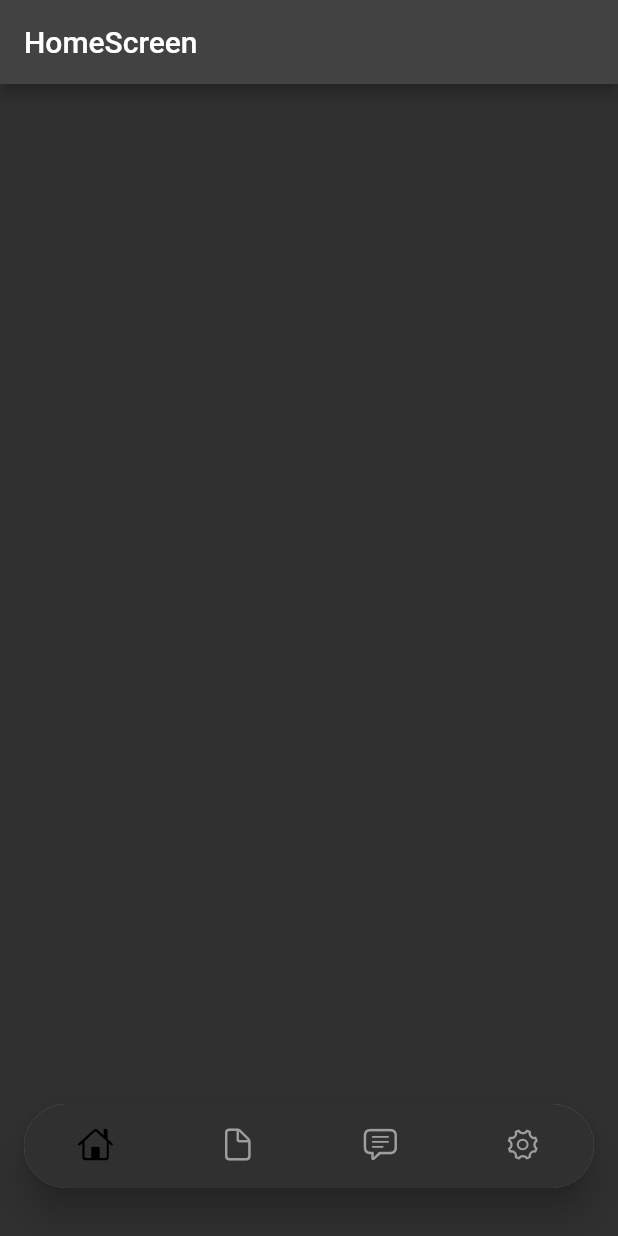
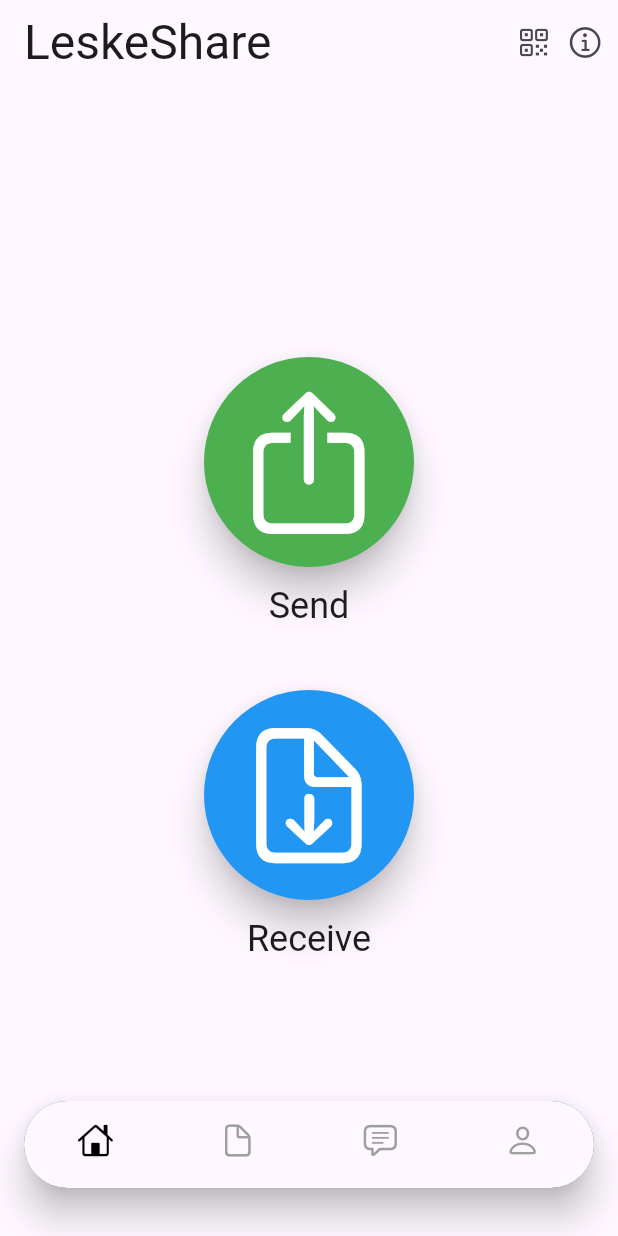
Before and after one commit to jasimameen/leske_share, a Flutter app: the screen it shows after launch, on a phone screen of 412 x 824 dp. Run offline on Flutter 3.47's test engine with Material 2 defaults, Android fonts, the phone set to English and light mode, and no system bars; our stand-ins replace device_preview, equatable, flutter_riverpod, fpdart.

Commit message:
base sreens

```diff
--- a/lib/app/app.dart
+++ b/lib/app/app.dart
@@ -1,5 +1,6 @@
 import 'package:flutter/material.dart';
 import 'package:device_preview/device_preview.dart';
+import 'package:leske_share/core/theme.dart';
 import 'package:leske_share/features/file_sharing/presentation/pages/base_screen.dart';
 
 class App extends StatelessWidget {
@@ -16,12 +17,12 @@ class App extends StatelessWidget {
       locale: DevicePreview.locale(context),
       builder: DevicePreview.appBuilder,
 
+      // themes
+      theme: lightTheme,
+      darkTheme: darkTheme,
+
       // entry
       home: const BaseScreen(),
-
-      // thems
-      darkTheme: ThemeData.dark(),
-      themeMode: ThemeMode.dark,
 
       // debugs
       debugShowCheckedModeBanner: false,
--- /dev/null
+++ b/lib/core/core.dart
@@ -0,0 +1,4 @@
+export 'type_defs.dart';
+export 'utils.dart';
+export 'theme.dart';
+export 'constants/constants.dart';
--- /dev/null
+++ b/lib/core/theme.dart
@@ -0,0 +1,11 @@
+import 'package:flutter/material.dart';
+
+ThemeData get lightTheme => ThemeData.light(useMaterial3: true).copyWith(
+      appBarTheme: appBarTheme,
+    );
+
+ThemeData get darkTheme => ThemeData.dark(useMaterial3: true).copyWith(
+      appBarTheme: appBarTheme,
+    );
+
+AppBarTheme get appBarTheme => const AppBarTheme(elevation: 0);
--- a/lib/features/file_sharing/presentation/pages/base_screen.dart
+++ b/lib/features/file_sharing/presentation/pages/base_screen.dart
@@ -14,7 +14,7 @@ class _BaseScreenState extends State<BaseScreen> {
     HomeScreen(),
     Center(child: Text('Files')),
     Center(child: Text('Chat')),
-    Center(child: Text('Settings')),
+    Center(child: Text('Account')),
   ];
 
   final tabs = const [
@@ -31,8 +31,8 @@ class _BaseScreenState extends State<BaseScreen> {
       label: "Chat",
     ),
     BottomNavigationBarItem(
-      icon: Icon(CupertinoIcons.gear),
-      label: "Settings",
+      icon: Icon(CupertinoIcons.person),
+      label: "Account",
     )
   ];
 
--- a/lib/features/file_sharing/presentation/pages/home_screen.dart
+++ b/lib/features/file_sharing/presentation/pages/home_screen.dart
@@ -1,5 +1,10 @@
+// ignore_for_file: public_member_api_docs, sort_constructors_first
+import 'package:flutter/cupertino.dart';
 import 'package:flutter/material.dart';
 import 'package:flutter_riverpod/flutter_riverpod.dart';
+import 'package:leske_share/core/utils.dart';
+import 'package:leske_share/features/file_sharing/presentation/pages/receive/receive_screen.dart';
+import 'package:leske_share/features/file_sharing/presentation/pages/send/send_screen.dart';
 
 class HomeScreen extends ConsumerWidget {
   const HomeScreen({super.key});
@@ -7,8 +12,99 @@ class HomeScreen extends ConsumerWidget {
   @override
   Widget build(BuildContext context, WidgetRef ref) {
     return Scaffold(
-      appBar: AppBar(title: const Text('HomeScreen')),
+      appBar: AppBar(
+        elevation: 0,
+        title: Text(
+          'LeskeShare',
+          style: Theme.of(context).textTheme.headlineLarge,
+        ),
+        actions: [
+          const Icon(CupertinoIcons.qrcode),
+          10.wSizedBox,
+          const Icon(CupertinoIcons.info),
+          10.wSizedBox,
+        ],
+      ),
+      body: Padding(
+        padding: const EdgeInsets.all(16),
+        child: Center(
+          child: Column(
+            mainAxisAlignment: MainAxisAlignment.center,
+            children: [
+              // actions
+              ActionButton(
+                background: Colors.green,
+                iconData: CupertinoIcons.share,
+                label: 'Send',
+                foreground: Colors.white,
+                onTap: () {
+                  context.go(const SendScreen());
+                },
+              ),
 
+              40.hSizedBox,
+
+              ActionButton(
+                background: Colors.blue,
+                iconData: CupertinoIcons.arrow_down_doc,
+                label: 'Receive',
+                foreground: Colors.white,
+                onTap: () {
+                  context.go(const ReceiveScreen());
+                },
+              ),
+            ],
+          ),
+        ),
+      ),
     );
   }
 }
+
+class ActionButton extends StatelessWidget {
+  const ActionButton({
+    Key? key,
+    required this.iconData,
+    required this.label,
+    required this.background,
+    this.foreground,
+    this.onTap,
+  }) : super(key: key);
+
+  final IconData iconData;
+  final String label;
+  final Color background;
+  final Color? foreground;
+
+  final VoidCallback? onTap;
+
+  @override
+  Widget build(BuildContext context) {
+    return GestureDetector(
+      onTap: onTap,
+      child: Column(
+        children: [
+          PhysicalModel(
+            color: background,
+            elevation: 10,
+            shape: BoxShape.circle,
+            clipBehavior: Clip.hardEdge,
+            child: Padding(
+              padding: const EdgeInsets.all(20),
+              child: Icon(
+                iconData,
+                color: foreground,
+                size: 100,
+              ),
+            ),
+          ),
+          10.hSizedBox,
+          Text(
+            label,
+            style: Theme.of(context).textTheme.headlineSmall,
+          )
+        ],
+      ),
+    );
+  }
+}
```
Also changed, not shown: lib/core/utils.dart (added, +47 -0 lines), lib/features/file_sharing/presentation/pages/receive/receive_screen.dart (added, +18 -0 lines), lib/features/file_sharing/presentation/pages/send/send_screen.dart (added, +46 -0 lines), lib/features/file_sharing/domain/repositories/reciver_repository.dart (added), lib/features/file_sharing/domain/repositories/share_repository.dart (added).
